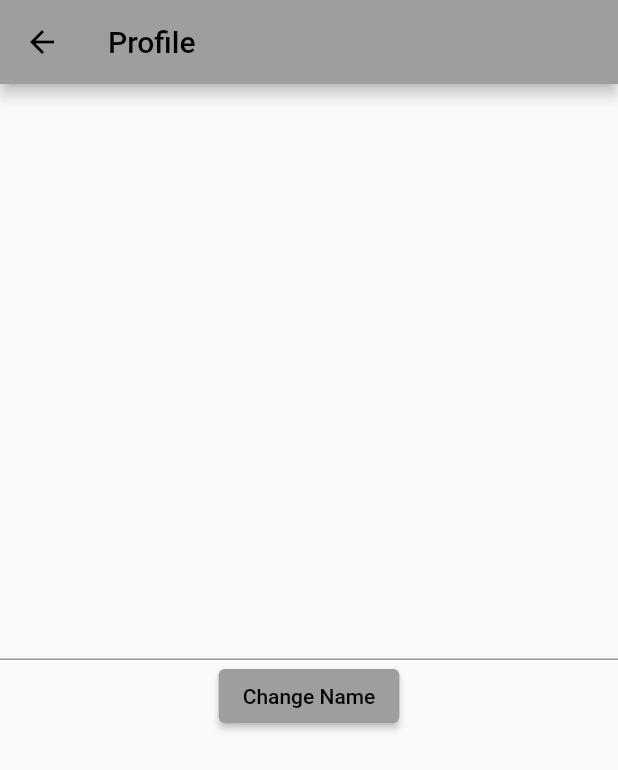
After one commit to u-urieldev/rm-mobile, a Flutter app: the ProfilePage screen opened by its route, after a tap on "Change Name", on a phone screen of 412 x 824 dp. The commit adds this screen. Shown: the top 770 px of the screen. Run offline on Flutter 3.47's test engine with Material 2 defaults, Android fonts, the phone set to English and light mode, and no system bars; our stand-ins replace cloud_firestore, firebase_auth, firebase_core; accounts and stored records are empty; network calls fail.

Commit message:
User y card refactor

```diff
--- /dev/null
+++ b/lib/models/app_user.dart
@@ -0,0 +1,42 @@
+import 'package:cloud_firestore/cloud_firestore.dart';
+
+class AppUser {
+  AppUser({
+    required this.name,
+    required this.uid,
+    required this.email,
+    required this.cards,
+    required this.friends,
+    required this.requests,
+  });
+
+  String uid;
+  String name;
+  String email;
+  List<String> cards;
+  List<String> friends;
+  List<String> requests;
+
+  Map<String, dynamic> toMap() => {
+        "name": name,
+        "uid": uid,
+        "email": email,
+        "cards": cards,
+        "friends": friends,
+        "requests": requests
+      };
+
+  factory AppUser.fromDocSnapshot(DocumentSnapshot snapshot) {
+    final json = snapshot as Map<String, dynamic>;
+    return AppUser.fromMap(json);
+  }
+
+  factory AppUser.fromMap(Map<String, dynamic> json) => AppUser(
+        name: json['name'],
+        uid: json["uid"],
+        email: json['email'],
+        cards: List<String>.from(json['cards'].map((x) => x)),
+        friends: List<String>.from(json['friends'].map((x) => x)),
+        requests: List<String>.from(json['requests'].map((x) => x)),
+      );
+}
--- /dev/null
+++ b/lib/screens/profile.dart
@@ -0,0 +1,38 @@
+import 'package:flutter/material.dart';
+import 'package:provider/provider.dart';
+import '../providers/auth_provider.dart';
+import '../services/user_service.dart';
+
+class ProfilePage extends StatelessWidget {
+  ProfilePage({super.key});
+
+  String nameValue = "";
+
+  @override
+  Widget build(BuildContext context) {
+    final authProvider = Provider.of<AuthProvider>(context);
+
+    return Scaffold(
+        appBar: AppBar(title: Text("Profile")),
+        body: Column(
+          mainAxisAlignment: MainAxisAlignment.center,
+          children: [
+            TextField(
+              onChanged: (value) => nameValue = value,
+            ),
+            ElevatedButton(
+              onPressed: () async {
+                final response = await UserService.changeName(
+                    authProvider.currentUser!, nameValue);
+
+                //TODO: Modiicar el provider de user
+                if (response != null) {
+                  print("no null: $response");
+                }
+              },
+              child: const Text("Change Name"),
+            ),
+          ],
+        ));
+  }
+}
--- /dev/null
+++ b/lib/services/user_service.dart
@@ -0,0 +1,28 @@
+import '../models/app_user.dart';
+import 'package:http/http.dart' as http;
+import 'dart:convert';
+
+class UserService {
+  static Future changeName(AppUser user, String newName) async {
+    try {
+      final headers = {"Content-Type": "application/json"};
+      final url = Uri.parse(
+          'http://localhost:3000/api/users/change_name/${user.uid}/$newName');
+      final response = await http.put(url, headers: headers);
+
+      print(response.statusCode);
+
+      final Map<String, dynamic> responseBody = json.decode(response.body);
+      //Parsear respuesta
+      if (response.statusCode == 200) {
+        print("Hecho");
+        return responseBody; //["msg"];
+      }
+
+      //Si se llega a este punto hubo un error en el request, mostrar errores en terminal
+      print(responseBody);
+    } catch (e) {
+      print("Error: $e");
+    }
+  }
+}
--- a/pubspec.yaml
+++ b/pubspec.yaml
@@ -35,6 +35,10 @@ dependencies:
   # Use with the CupertinoIcons class for iOS style icons.
   cupertino_icons: ^1.0.2
   http: ^0.13.5
+  firebase_core: ^1.22.0
+  firebase_auth: ^3.8.0
+  cloud_firestore: ^3.4.7
+  provider: ^6.0.3
 
 dev_dependencies:
   flutter_test:
```
Also changed, not shown: lib/apis/apicall/insults_call.dart (deleted, +0 -14 lines), lib/apis/models/insults_model.dart (deleted, +0 -30 lines), lib/main.dart (+25 -6 lines), lib/models/card.dart (added, +37 -0 lines), lib/providers/auth_provider.dart (added, +112 -0 lines), lib/screens/cards.dart (added, +33 -0 lines), lib/screens/login.dart (+42 -8 lines), lib/services/cards_service.dart (added, +24 -0 lines), lib/firebase_options.dart (added), pubspec.lock, 17 other files.
